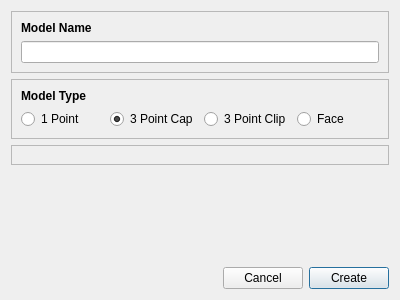
Old version of the form src/qt_gui/model_creation.ui in the repository uglyDwarf/linuxtrack.
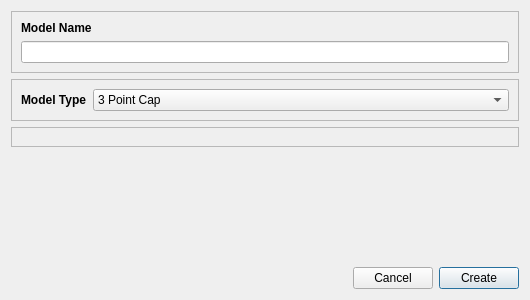
New version of the form.

The edit to the form file:
```diff
--- a/src/qt_gui/model_creation.ui
+++ b/src/qt_gui/model_creation.ui
@@ -6,7 +6,7 @@
    <rect>
     <x>0</x>
     <y>0</y>
-    <width>400</width>
+    <width>530</width>
     <height>300</height>
    </rect>
   </property>
@@ -54,7 +54,15 @@
        </property>
        <layout class="QVBoxLayout" name="verticalLayout">
         <item>
+         <layout class="QHBoxLayout" name="horizontalLayout_2">
+          <item>
          <widget class="QLabel" name="label_2">
+            <property name="sizePolicy">
+             <sizepolicy hsizetype="Maximum" vsizetype="Preferred">
+              <horstretch>0</horstretch>
+              <verstretch>0</verstretch>
+             </sizepolicy>
+            </property>
           <property name="font">
            <font>
             <weight>75</weight>
@@ -67,36 +75,32 @@
          </widget>
         </item>
         <item>
-         <layout class="QHBoxLayout" name="horizontalLayout_3">
+           <widget class="QComboBox" name="ModelTypeCombo">
           <item>
-           <widget class="QRadioButton" name="Model1Pt">
-            <property name="text">
-             <string>1 Point</string>
-            </property>
-           </widget>
-          </item>
-          <item>
-           <widget class="QRadioButton" name="Model3PtCap">
             <property name="text">
              <string>3 Point Cap</string>
             </property>
-            <property name="checked">
-             <bool>true</bool>
-            </property>
-           </widget>
           </item>
           <item>
-           <widget class="QRadioButton" name="Model3PtClip">
             <property name="text">
              <string>3 Point Clip</string>
             </property>
-           </widget>
           </item>
           <item>
-           <widget class="QRadioButton" name="ModelFace">
+             <property name="text">
+              <string>1 Point</string>
+             </property>
+            </item>
+            <item>
             <property name="text">
              <string>Face</string>
             </property>
+            </item>
+            <item>
+             <property name="text">
+              <string>Absolute</string>
+             </property>
+            </item>
            </widget>
           </item>
          </layout>
```
Lines whose indentation alone changed are shown as unchanged.
